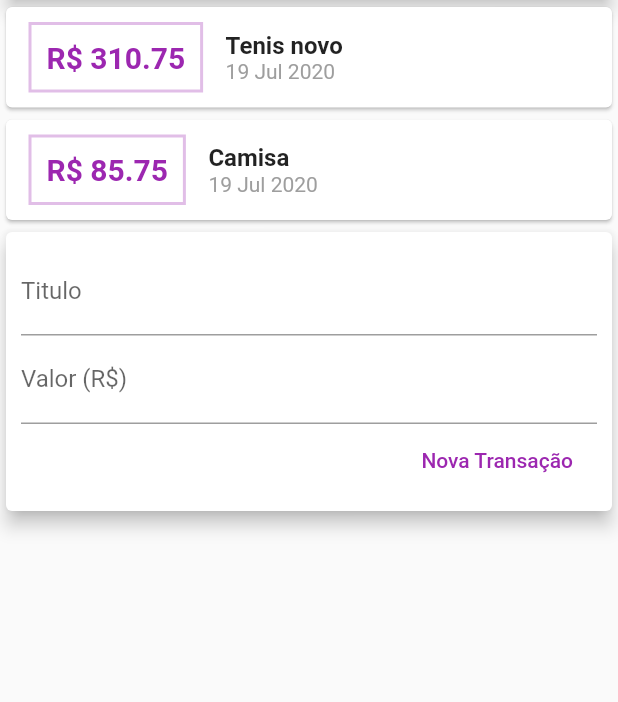
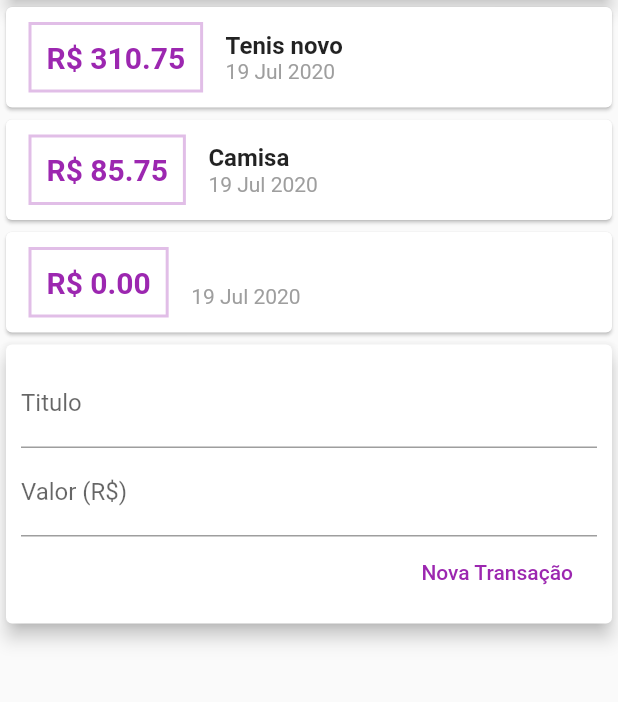
Before and after one commit to VadaGuilherme/flutter_expenses, a Flutter app: the screen it shows after launch, after a tap on "Nova Transação", on a phone screen of 412 x 824 dp, the part 119-821 px from its top. Run offline on Flutter 3.47's test engine with Material 2 defaults, Android fonts, the phone set to English and light mode, and no system bars.

Commit message:
refactor transactions

```diff
--- a/lib/components/transaction_form.dart
+++ b/lib/components/transaction_form.dart
@@ -1,8 +1,13 @@
+import 'package:expenses/components/transaction_list.dart';
 import 'package:flutter/material.dart';
 
 class TransactionForm extends StatelessWidget {
   final titleController = TextEditingController();
   final valueController = TextEditingController();
+
+  final void Function(String, double) onSubmit;
+
+  TransactionForm(this.onSubmit);
 
   @override
   Widget build(BuildContext context) {
@@ -28,7 +33,11 @@ class TransactionForm extends StatelessWidget {
               mainAxisAlignment: MainAxisAlignment.end,
               children: <Widget>[
                 FlatButton(
-                  onPressed: () {},
+                  onPressed: () {
+                    final title = titleController.text;
+                    final value = double.tryParse(valueController.text) ?? 0.00;
+                    onSubmit(title, value);
+                  },
                   child: Text('Nova Transação'),
                   textColor: Colors.purple,
                 ),
--- a/lib/components/transaction_user.dart
+++ b/lib/components/transaction_user.dart
@@ -1,3 +1,5 @@
+import 'dart:math';
+
 import 'package:expenses/components/transaction_form.dart';
 import 'package:expenses/components/transaction_list.dart';
 import 'package:expenses/models/transaction.dart';
@@ -24,12 +26,25 @@ class _TransactionUserState extends State<TransactionUser> {
     )
   ];
 
+  _addTransaction(String title, double value) {
+    final newTransaction = Transaction(
+      id: Random().nextDouble().toString(),
+      title: title,
+      value: value,
+      date: DateTime.now(),
+    );
+
+    setState(() {
+      _transactions.add(newTransaction);
+    });
+  }
+
   @override
   Widget build(BuildContext context) {
     return Column(
       children: <Widget>[
         TransactionList(_transactions),
-        TransactionForm(),
+        TransactionForm(_addTransaction),
       ],
     );
   }
```
